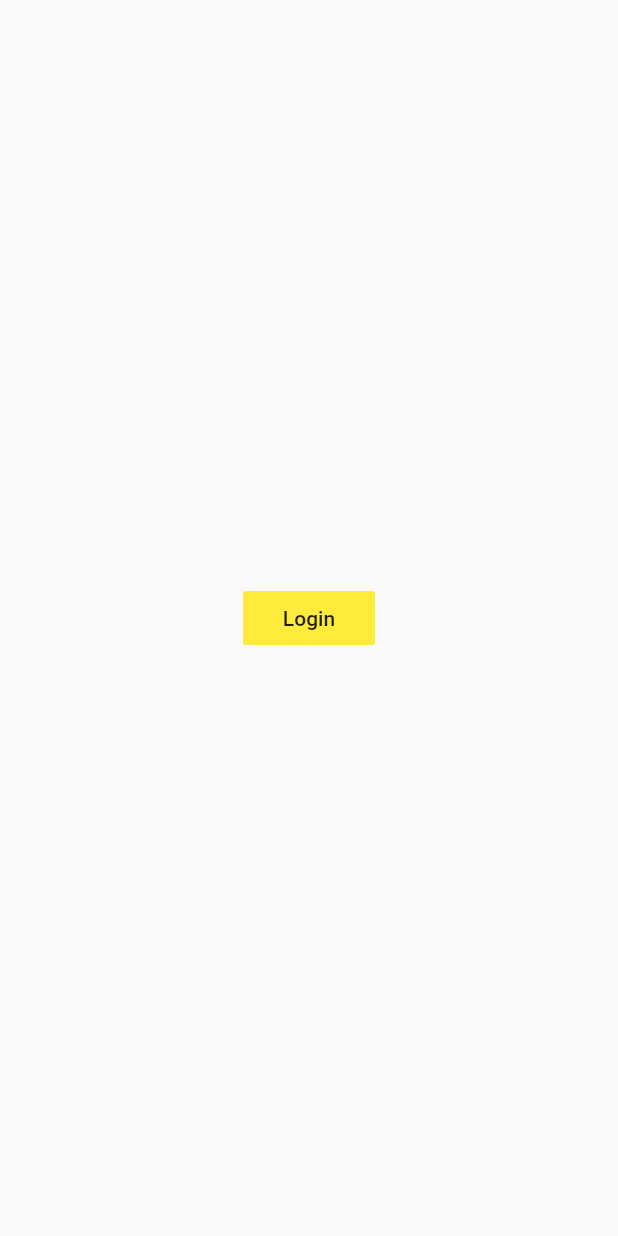
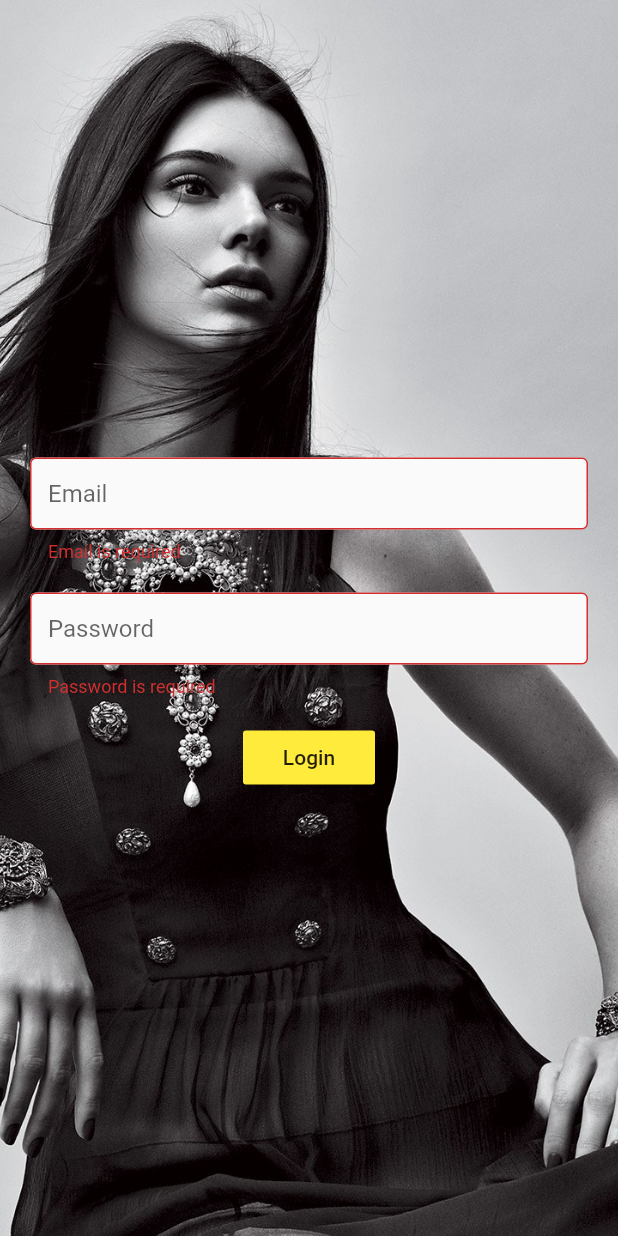
Before and after one commit to lorenzodianni/luxos, a Flutter app: the screen it shows after launch, after a tap on "Login", on a phone screen of 412 x 824 dp. Run offline on Flutter 3.47's test engine with Material 2 defaults, Android fonts, the phone set to English and light mode, and no system bars; our stand-ins replace fluro; statements that could not run were skipped.

Commit message:
feat(login): create login page

```diff
--- a/lib/application/basket/basket_view.dart
+++ b/lib/application/basket/basket_view.dart
@@ -1,9 +1,8 @@
 import 'package:flutter/material.dart';
 import 'package:fluro/fluro.dart';
-import 'package:luxos/core/core.dart';
 import 'package:luxos/shared/shared.dart';
 
-class BasketView extends StatelessWidget implements View {
+class BasketView extends StatelessWidget {
   static const routerPath = '/basket';
 
   static Handler routerHandler() {
--- a/lib/application/login/login_view.dart
+++ b/lib/application/login/login_view.dart
@@ -1,17 +1,14 @@
 import 'package:flutter/material.dart';
 import 'package:fluro/fluro.dart';
 import 'package:luxos/application/application.dart';
-import 'package:luxos/core/core.dart';
 import 'package:luxos/shared/shared.dart';
 
-class LoginView extends StatelessWidget implements View {
+class LoginView extends StatelessWidget {
   static const routerPath = '/login';
 
   static Handler routerHandler() {
-    return Handler(handlerFunc: (
-      BuildContext context,
-      Map<String, dynamic> params,
-    ) {
+    return Handler(handlerFunc: (BuildContext context,
+        Map<String, dynamic> params,) {
       return LoginView();
     });
   }
@@ -24,24 +21,85 @@ class LoginView extends StatelessWidget implements View {
     );
   }
 
+  final _formKey = GlobalKey<FormState>();
+
   @override
   Widget build(BuildContext context) {
     return Scaffold(
-      body: Center(
-        child: Container(
-          child: LuxButton(
-            text: Text('Login'),
-            onTap: (BuildContext context) {
-              Application.router.navigateTo(
-                context,
-                HomeView.routePath,
-                clearStack: true,
-                transition: TransitionType.nativeModal
-              );
-            },
+      body: Stack(
+        children: <Widget>[
+          _createHeroImage('assets/img/hero_welcome.jpg'),
+          _createCenteredContainer(
+            child: _createForm(),
           ),
+        ],
+      ),
+    );
+  }
+
+  Widget _createHeroImage(String url) {
+    return Container(
+      decoration: BoxDecoration(
+        image: DecorationImage(
+          image: AssetImage(url),
+          fit: BoxFit.cover,
         ),
       ),
     );
   }
+
+  Widget _createCenteredContainer({Widget child}) {
+    return SafeArea(
+      child: Column(
+        mainAxisAlignment: MainAxisAlignment.center,
+        crossAxisAlignment: CrossAxisAlignment.center,
+        children: <Widget>[
+          Container(
+            padding: EdgeInsets.symmetric(vertical: 16, horizontal: 20),
+            child: child,
+          ),
+        ],
+      ),
+    );
+  }
+
+  Form _createForm() {
+    return Form(
+      key: _formKey,
+      child: Column(
+        mainAxisAlignment: MainAxisAlignment.center,
+        children: <Widget>[
+          LuxInput(
+            placeholder: 'Email',
+            validator: (value) {
+              return value.isEmpty ? 'Email is required' : null;
+            },
+          ),
+          LuxInput(
+            placeholder: 'Password',
+            obscureText: true,
+            validator: (value) {
+              return value.isEmpty ? 'Password is required' : null;
+            },
+          ),
+          LuxButton(
+            margin: EdgeInsets.only(top: 6),
+            text: Text('Login'),
+            onTap: _shouldLogin,
+          ),
+        ],
+      ),
+    );
+  }
+
+  _shouldLogin(BuildContext context) {
+    if (_formKey.currentState.validate()) {
+      Application.router.navigateTo(
+        context,
+        HomeView.routePath,
+        clearStack: true,
+        transition: TransitionType.nativeModal,
+      );
+    }
+  }
 }
--- a/lib/core/core.dart
+++ /dev/null
@@ -1 +0,0 @@
-export 'view.dart';
--- a/lib/core/view.dart
+++ /dev/null
@@ -1,9 +0,0 @@
-import 'package:fluro/fluro.dart';
-
-abstract class View {
-  static const routePath = null;
-
-  static routerHandler() {}
-
-  static defineRoute(Router router) {}
-}
--- /dev/null
+++ b/lib/shared/blur.dart
@@ -0,0 +1,33 @@
+import 'dart:ui';
+import 'package:flutter/material.dart';
+
+class LuxBlur extends StatelessWidget {
+  final double sigma;
+  final Widget child;
+  final EdgeInsets margin;
+  final double borderRadius;
+  final Color color;
+
+  LuxBlur({
+    this.sigma = 10.0,
+    this.child,
+    this.margin,
+    this.borderRadius = 12,
+    this.color,
+  });
+
+  @override
+  Widget build(BuildContext context) {
+    return BackdropFilter(
+      filter: ImageFilter.blur(sigmaX: sigma, sigmaY: sigma),
+      child: Container(
+        margin: margin,
+        decoration: new BoxDecoration(
+          borderRadius: BorderRadius.circular(borderRadius),
+          color: color ?? Theme.of(context).primaryColorLight.withOpacity(0.1),
+        ),
+        child: child,
+      ),
+    );
+  }
+}
--- a/lib/shared/button.dart
+++ b/lib/shared/button.dart
@@ -8,6 +8,7 @@ class LuxButton extends StatelessWidget {
   final Color color;
   final IconData icon;
   final Text text;
+  final EdgeInsetsGeometry margin;
 
   LuxButton({
     @required this.onTap,
@@ -17,11 +18,14 @@ class LuxButton extends StatelessWidget {
     this.color,
     this.icon,
     this.text,
+    this.margin,
   });
 
   @override
   Widget build(BuildContext context) {
-    return MaterialButton(
+    return Container(
+      margin: margin,
+      child: MaterialButton(
         elevation: 0,
         highlightElevation: 0,
         child: Row(
@@ -32,6 +36,7 @@ class LuxButton extends StatelessWidget {
         ),
         onPressed: () => onTap(context),
         color: Theme.of(context).accentColor,
+      ),
     );
   }
 }
--- /dev/null
+++ b/lib/shared/input.dart
@@ -0,0 +1,56 @@
+import 'package:flutter/material.dart';
+
+class LuxInput extends StatelessWidget {
+  final String placeholder;
+  final String label;
+  final EdgeInsetsGeometry margin;
+  final String errorText;
+  final Function validator;
+  final TextEditingController controller;
+  final bool obscureText;
+  final String initialValue;
+  final bool autovalidate;
+  final TextInputType keyboardType;
+
+  LuxInput({
+    this.placeholder,
+    this.label,
+    this.margin,
+    this.errorText,
+    this.validator,
+    this.controller,
+    this.obscureText,
+    this.initialValue,
+    this.autovalidate = false,
+    this.keyboardType = TextInputType.text,
+  });
+
+  @override
+  Widget build(BuildContext context) {
+    return Container(
+      margin: margin ?? EdgeInsets.symmetric(vertical: 10),
+      child: TextFormField(
+        autofocus: false,
+        autocorrect: false,
+        autovalidate: autovalidate,
+        decoration: InputDecoration(
+          alignLabelWithHint: true,
+          errorText: errorText,
+          focusedBorder: OutlineInputBorder(),
+          hintText: placeholder,
+          labelText: label,
+          border: OutlineInputBorder(),
+          contentPadding: EdgeInsets.all(12),
+          filled: true,
+          fillColor: Theme.of(context).primaryColorLight,
+        ),
+        validator: validator,
+        controller: controller,
+        obscureText: obscureText ?? false,
+        keyboardAppearance: Brightness.dark,
+        initialValue: initialValue,
+        keyboardType: keyboardType,
+      ),
+    );
+  }
+}
--- a/lib/shared/shared.dart
+++ b/lib/shared/shared.dart
@@ -1,8 +1,10 @@
+export 'blur.dart';
 export 'button.dart';
 export 'button_square.dart';
 export 'app_bar.dart';
 export 'drawer.dart';
 export 'scaffold.dart';
+export 'input.dart';
 export 'navigation_menu_button.dart';
 export 'navigation_back_button.dart';
 export 'navigation_button.dart';
--- a/pubspec.yaml
+++ b/pubspec.yaml
@@ -37,10 +37,8 @@ flutter:
   # the material Icons class.
   uses-material-design: true
 
-  # To add assets to your application, add an assets section, like this:
-  # assets:
-  #  - images/a_dot_burr.jpeg
-  #  - images/a_dot_ham.jpeg
+  assets:
+  - assets/img/hero_welcome.jpg
 
   # An image asset can refer to one or more resolution-specific "variants", see
   # https://flutter.io/assets-and-images/#resolution-aware.
```
Also changed, not shown: assets/img/hero_welcome.jpg (added). Lines whose indentation alone changed are shown as unchanged.
